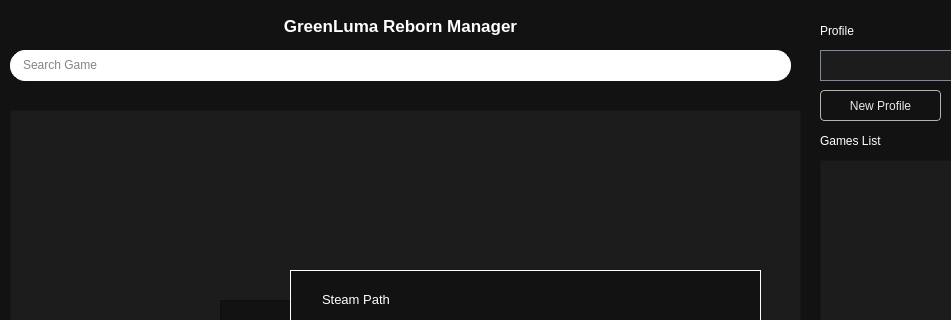
Before: the Qt Designer form Qt/gui.ui in ImaniiTy/GreenLuma-Reborn-Manager, drawn with Qt 5; both pictures show x 0 to 951 and y 0 to 320 of the 1120 by 728 pixel window.
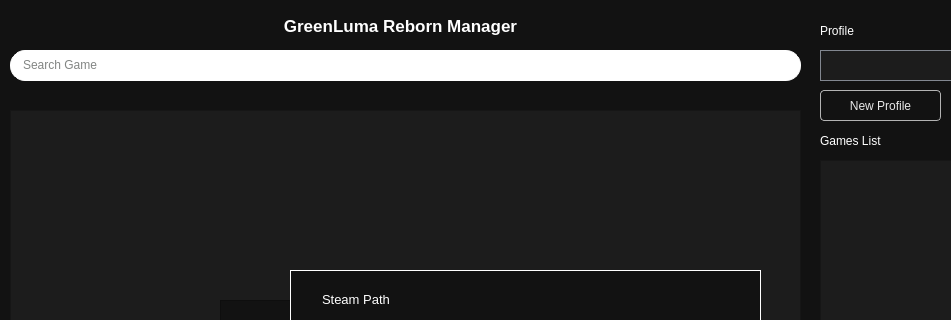
After: the same form once the commit is applied. Icons and pictures are not drawn.

Commit message: Changes and bug fixes on the search result table

```diff
--- a/Qt/gui.ui
+++ b/Qt/gui.ui
@@ -87,6 +87,11 @@
 QAbstractItemView {
 	padding: 2px
 }
+
+QTableWidget::item:selected{ 
+	background-color: white;
+	color: black
+}
 </string>
    </property>
    <widget class="QPushButton" name="generate_btn">
@@ -110,7 +115,7 @@
      <rect>
       <x>10</x>
       <y>50</y>
-      <width>781</width>
+      <width>791</width>
       <height>31</height>
      </rect>
     </property>
@@ -133,7 +138,7 @@
    <widget class="QPushButton" name="search_btn">
     <property name="geometry">
      <rect>
-      <x>730</x>
+      <x>740</x>
       <y>52</y>
       <width>51</width>
       <height>26</height>
```
Left out of the diff: 6 changed lines with no effect on the pictures. The commit also changes 3 other files.
